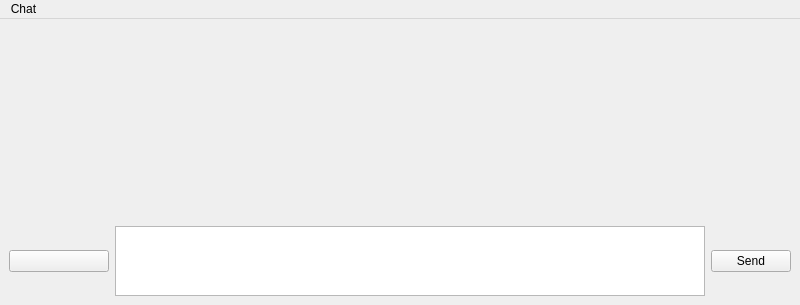
Before: the Qt Designer form src/yappari-application/Gui/ui/chatwindow.ui in agamez/yappari, drawn with Qt 5.
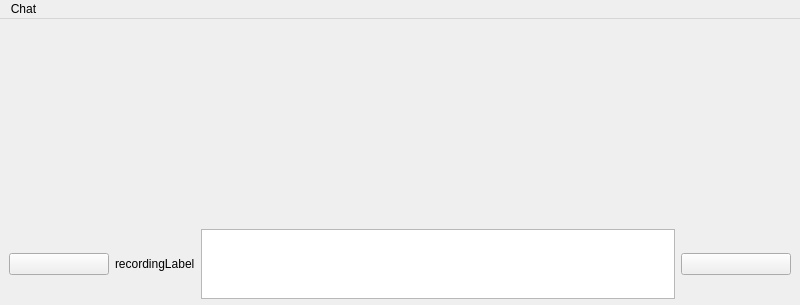
After: the same form once the commit is applied. Icons and pictures are not drawn. Custom widgets are drawn as their Qt base class.

What changed in the file:
```diff
--- a/src/yappari-application/Gui/ui/chatwindow.ui
+++ b/src/yappari-application/Gui/ui/chatwindow.ui
@@ -15,6 +15,21 @@
   </property>
   <widget class="QWidget" name="centralwidget">
    <layout class="QVBoxLayout" name="verticalLayout">
+    <property name="spacing">
+     <number>6</number>
+    </property>
+    <property name="leftMargin">
+     <number>9</number>
+    </property>
+    <property name="topMargin">
+     <number>9</number>
+    </property>
+    <property name="rightMargin">
+     <number>9</number>
+    </property>
+    <property name="bottomMargin">
+     <number>6</number>
+    </property>
     <item>
      <widget class="ChatArea" name="scrollArea">
       <property name="frameShape">
@@ -35,7 +50,7 @@
          <x>0</x>
          <y>0</y>
          <width>782</width>
-         <height>113</height>
+         <height>114</height>
         </rect>
        </property>
       </widget>
@@ -92,7 +107,7 @@
         </property>
         <property name="maximumSize">
          <size>
-          <width>16777215</width>
+          <width>100</width>
           <height>16777215</height>
          </size>
         </property>
@@ -111,6 +126,22 @@
         </property>
        </widget>
       </item>
+      <item>
+       <widget class="QLabel" name="recordingLabel">
+        <property name="sizePolicy">
+         <sizepolicy hsizetype="Preferred" vsizetype="Preferred">
+          <horstretch>0</horstretch>
+          <verstretch>0</verstretch>
+         </sizepolicy>
+        </property>
+        <property name="text">
+         <string>recordingLabel</string>
+        </property>
+        <property name="textFormat">
+         <enum>Qt::RichText</enum>
+        </property>
+       </widget>
+      </item>
       <item>
        <widget class="ChatTextEdit" name="textEdit">
         <property name="maximumSize">
@@ -129,8 +160,30 @@
       </item>
       <item>
        <widget class="QPushButton" name="sendButton">
+        <property name="minimumSize">
+         <size>
+          <width>110</width>
+          <height>0</height>
+         </size>
+        </property>
+        <property name="maximumSize">
+         <size>
+          <width>110</width>
+          <height>16777215</height>
+         </size>
+        </property>
         <property name="text">
-         <string>Send</string>
+         <string/>
+        </property>
+        <property name="icon">
+         <iconset>
+          <normaloff>../../../../../../../../../../../usr/share/yappari/icons/48x48/voice_overlay_icon.png</normaloff>../../../../../../../../../../../usr/share/yappari/icons/48x48/voice_overlay_icon.png</iconset>
+        </property>
+        <property name="iconSize">
+         <size>
+          <width>48</width>
+          <height>48</height>
+         </size>
         </property>
        </widget>
       </item>
```
